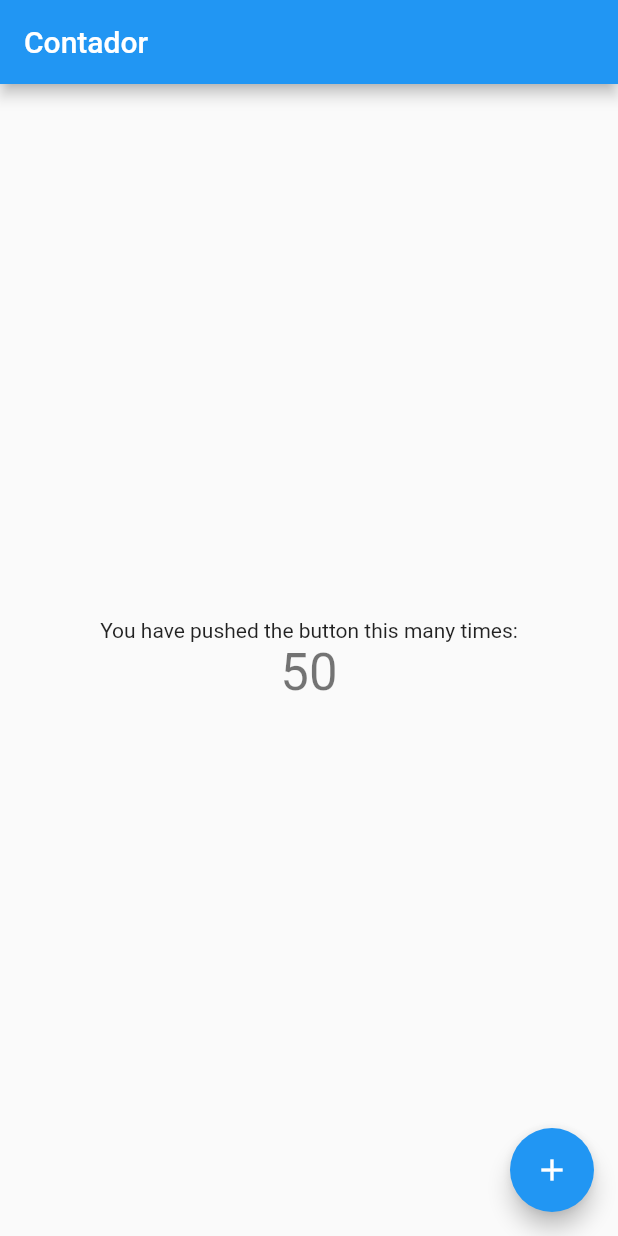
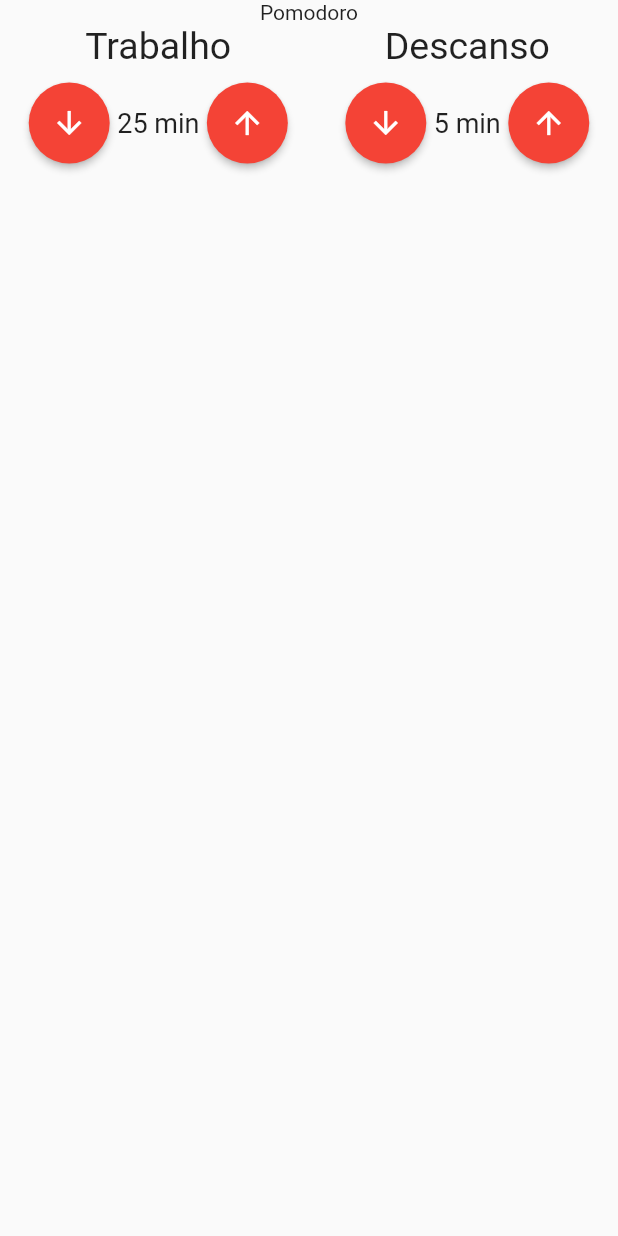
Before and after one commit to samucaled/pomodoro, a Flutter app: the screen it shows after launch, on a phone screen of 412 x 824 dp. Run offline on Flutter 3.47's test engine with Material 2 defaults, Android fonts, the phone set to English and light mode, and no system bars; our stand-ins replace mobx; generated files the repository leaves out were written again.

Commit message:
feat: componente EntradaTempo

```diff
--- /dev/null
+++ b/lib/components/EntradaTempo.dart
@@ -0,0 +1,67 @@
+import 'package:flutter/material.dart';
+import 'package:flutter/src/widgets/framework.dart';
+import 'package:flutter/src/widgets/placeholder.dart';
+
+class EntradaTempo extends StatelessWidget {
+  final String titulo;
+  final int valor;
+
+  const EntradaTempo({
+    super.key,
+    required this.titulo,
+    required this.valor,
+  });
+
+  @override
+  Widget build(BuildContext context) {
+    return Column(
+      crossAxisAlignment: CrossAxisAlignment.center,
+      children: [
+        Text(
+          this.titulo,
+          style: TextStyle(
+            fontSize: 25,
+          ),
+        ),
+        SizedBox(
+          height: 10,
+        ),
+        Row(
+          mainAxisAlignment: MainAxisAlignment.center,
+          children: [
+            ElevatedButton(
+              onPressed: () {},
+              child: Icon(
+                Icons.arrow_downward,
+                color: Colors.white,
+              ),
+              style: ElevatedButton.styleFrom(
+                shape: CircleBorder(),
+                padding: EdgeInsets.all(15),
+                backgroundColor: Colors.red,
+              ),
+            ),
+            Text(
+              '${this.valor} min',
+              style: TextStyle(
+                fontSize: 18,
+              ),
+            ),
+            ElevatedButton(
+              onPressed: () {},
+              child: Icon(
+                Icons.arrow_upward,
+                color: Colors.white,
+              ),
+              style: ElevatedButton.styleFrom(
+                shape: CircleBorder(),
+                padding: EdgeInsets.all(15),
+                backgroundColor: Colors.red,
+              ),
+            ),
+          ],
+        ),
+      ],
+    );
+  }
+}
--- a/lib/main.dart
+++ b/lib/main.dart
@@ -1,6 +1,5 @@
 import 'package:flutter/material.dart';
-import 'package:flutter_mobx/flutter_mobx.dart';
-import 'package:pomodoro/store/contador.store.dart';
+import 'package:pomodoro/pages/Pomodoro.dart';
 
 void main() {
   runApp(const MyApp());
@@ -9,60 +8,53 @@ void main() {
 class MyApp extends StatelessWidget {
   const MyApp({super.key});
 
-  // This widget is the root of your application.
   @override
   Widget build(BuildContext context) {
     return MaterialApp(
       title: 'Flutter Demo',
       theme: ThemeData(
-        // This is the theme of your application.
-        //
-        // Try running your application with "flutter run". You'll see the
-        // application has a blue toolbar. Then, without quitting the app, try
-        // changing the primarySwatch below to Colors.green and then invoke
-        // "hot reload" (press "r" in the console where you ran "flutter run",
-        // or simply save your changes to "hot reload" in a Flutter IDE).
-        // Notice that the counter didn't reset back to zero; the application
-        // is not restarted.
         primarySwatch: Colors.blue,
       ),
-      home: const HomePage(),
+      home: const Pomodoro(),
     );
   }
 }
 
-final store = ContadorStore();
+// import 'package:flutter_mobx/flutter_mobx.dart';
+// import 'package:pomodoro/store/contador.store.dart';
 
-class HomePage extends StatelessWidget {
-  const HomePage({super.key});
+// final store = ContadorStore();
 
-  @override
-  Widget build(BuildContext context) {
-    return Scaffold(
-      appBar: AppBar(
-        title: const Text('Contador'),
-      ),
-      body: Center(
-        child: Column(
-          mainAxisAlignment: MainAxisAlignment.center,
-          children: <Widget>[
-            const Text(
-              'You have pushed the button this many times:',
-            ),
-            Observer(
-              builder: (_) => Text(
-                '${store.contador}',
-                style: Theme.of(context).textTheme.headlineMedium,
-              ),
-            )
-          ],
-        ),
-      ),
-      floatingActionButton: FloatingActionButton(
-        onPressed: store.incrementar,
-        tooltip: 'Increment',
-        child: const Icon(Icons.add),
-      ), // This trailing comma makes auto-formatting nicer for build methods.
-    );
-  }
-}
+// class HomePage extends StatelessWidget {
+//   const HomePage({super.key});
+
+//   @override
+//   Widget build(BuildContext context) {
+//     return Scaffold(
+//       appBar: AppBar(
+//         title: const Text('Contador'),
+//       ),
+//       body: Center(
+//         child: Column(
+//           mainAxisAlignment: MainAxisAlignment.center,
+//           children: <Widget>[
+//             const Text(
+//               'You have pushed the button this many times:',
+//             ),
+//             Observer(
+//               builder: (_) => Text(
+//                 '${store.contador}',
+//                 style: Theme.of(context).textTheme.headlineMedium,
+//               ),
+//             )
+//           ],
+//         ),
+//       ),
+//       floatingActionButton: FloatingActionButton(
+//         onPressed: store.incrementar,
+//         tooltip: 'Increment',
+//         child: const Icon(Icons.add),
+//       ), // This trailing comma makes auto-formatting nicer for build methods.
+//     );
+//   }
+// }
--- /dev/null
+++ b/lib/pages/Pomodoro.dart
@@ -0,0 +1,32 @@
+import 'package:flutter/material.dart';
+import 'package:flutter/src/widgets/framework.dart';
+import 'package:flutter/src/widgets/placeholder.dart';
+import 'package:pomodoro/components/EntradaTempo.dart';
+
+class Pomodoro extends StatelessWidget {
+  const Pomodoro({super.key});
+
+  @override
+  Widget build(BuildContext context) {
+    return Scaffold(
+      body: Column(
+        children: [
+          Text('Pomodoro'),
+          Row(
+            mainAxisAlignment: MainAxisAlignment.spaceAround,
+            children: [
+              EntradaTempo(
+                titulo: 'Trabalho',
+                valor: 25,
+              ),
+              EntradaTempo(
+                titulo: 'Descanso',
+                valor: 5,
+              ),
+            ],
+          ),
+        ],
+      ),
+    );
+  }
+}
```
